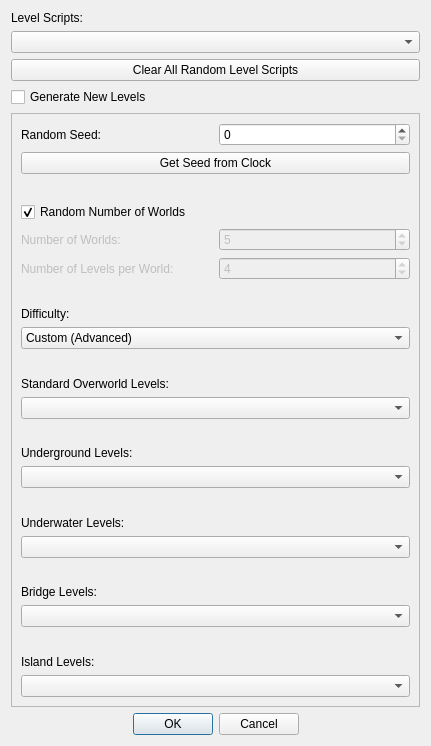
Old version of the form SMB1/SMB1_Compliance_To_SMB1/Configure_Level_Form.ui in the repository Coolcord/Level-Headed.
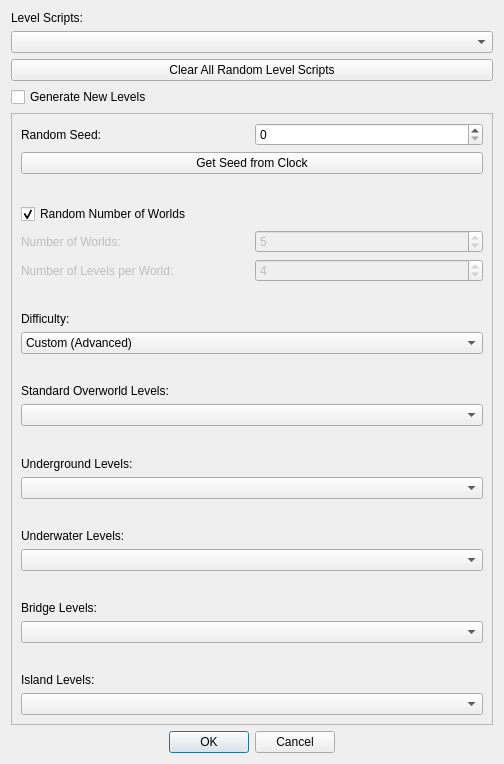
New version of the form.

Commit message: Brainstormed some gimmicky level difficulties

What changed in the file:
```diff
--- a/SMB1/SMB1_Compliance_To_SMB1/Configure_Level_Form.ui
+++ b/SMB1/SMB1_Compliance_To_SMB1/Configure_Level_Form.ui
@@ -6,8 +6,8 @@
    <rect>
     <x>0</x>
     <y>0</y>
-    <width>431</width>
-    <height>746</height>
+    <width>504</width>
+    <height>764</height>
    </rect>
   </property>
   <property name="windowTitle">
@@ -52,8 +52,8 @@
        <rect>
         <x>0</x>
         <y>0</y>
-        <width>407</width>
-        <height>573</height>
+        <width>480</width>
+        <height>591</height>
        </rect>
       </property>
       <layout class="QVBoxLayout" name="verticalLayout_2">
```
Left out of the diff: 51 changed lines with no effect on the pictures. The commit also changes 3 other files.
